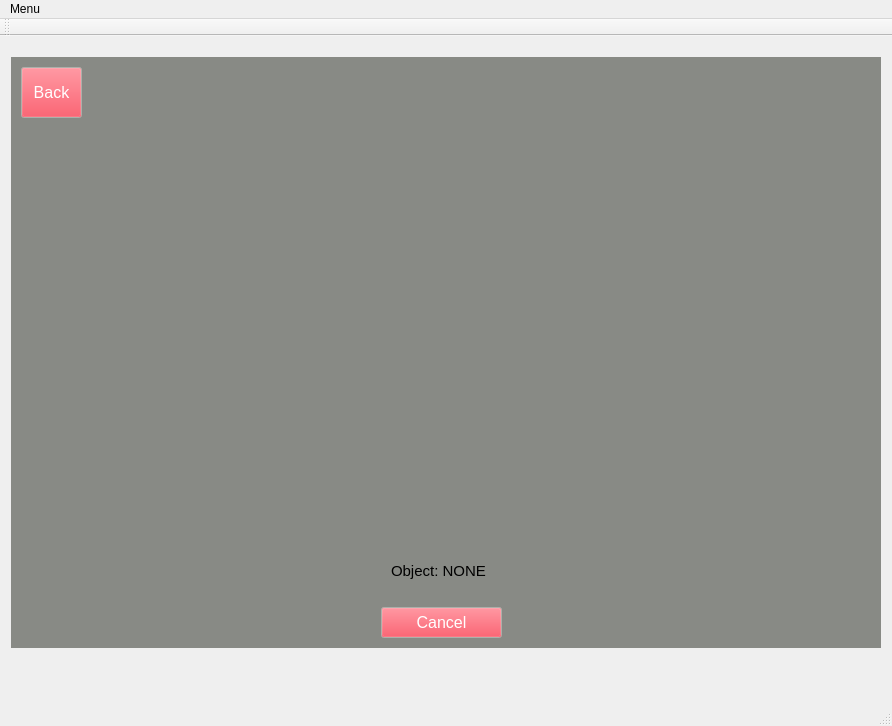
First picture: the form in leddargui/mainwindow.ui, repository SCCapstone/Sense-Able, before the edit.
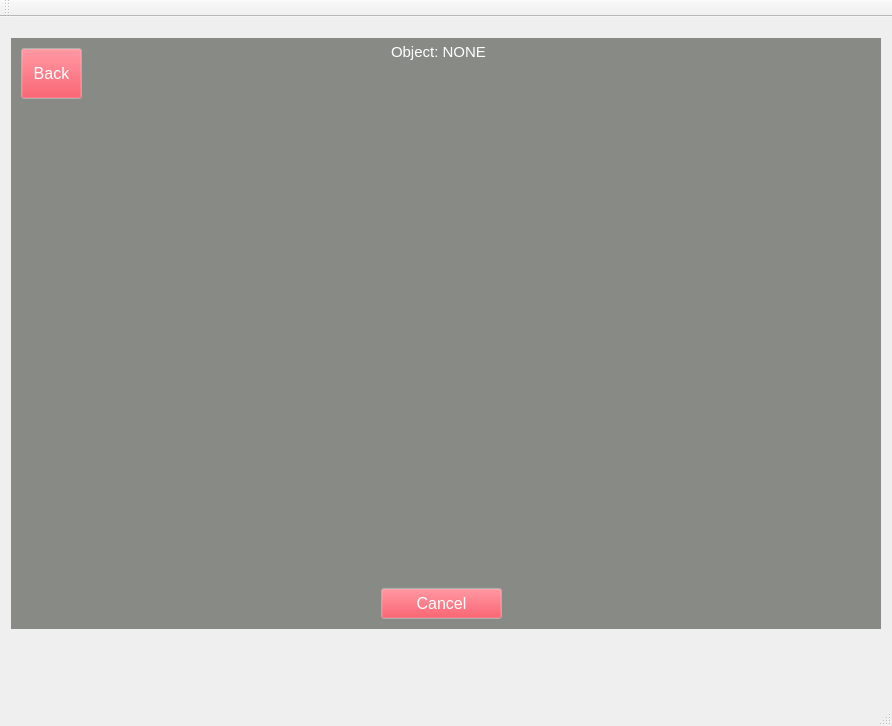
Second picture: the form after the edit. The open tabs and pages were chosen to show the change.

Patch:
```diff
--- a/leddargui/mainwindow.ui
+++ b/leddargui/mainwindow.ui
@@ -162,7 +162,7 @@
           <property name="geometry">
            <rect>
             <x>380</x>
-            <y>510</y>
+            <y>10</y>
             <width>95</width>
             <height>27</height>
            </rect>
@@ -170,6 +170,15 @@
           <property name="palette">
            <palette>
             <active>
+             <colorrole role="WindowText">
+              <brush brushstyle="SolidPattern">
+               <color alpha="255">
+                <red>255</red>
+                <green>255</green>
+                <blue>255</blue>
+               </color>
+              </brush>
+             </colorrole>
              <colorrole role="Base">
               <brush brushstyle="SolidPattern">
                <color alpha="255">
@@ -199,6 +208,15 @@
              </colorrole>
             </active>
             <inactive>
+             <colorrole role="WindowText">
+              <brush brushstyle="SolidPattern">
+               <color alpha="255">
+                <red>255</red>
+                <green>255</green>
+                <blue>255</blue>
+               </color>
+              </brush>
+             </colorrole>
              <colorrole role="Base">
               <brush brushstyle="SolidPattern">
                <color alpha="255">
@@ -228,6 +246,15 @@
              </colorrole>
             </inactive>
             <disabled>
+             <colorrole role="WindowText">
+              <brush brushstyle="SolidPattern">
+               <color alpha="255">
+                <red>190</red>
+                <green>190</green>
+                <blue>190</blue>
+               </color>
+              </brush>
+             </colorrole>
              <colorrole role="Base">
               <brush brushstyle="SolidPattern">
                <color alpha="255">
@@ -4008,23 +4035,6 @@
     </item>
    </layout>
   </widget>
-  <widget class="QMenuBar" name="menuBar">
-   <property name="geometry">
-    <rect>
-     <x>0</x>
-     <y>0</y>
-     <width>892</width>
-     <height>19</height>
-    </rect>
-   </property>
-   <widget class="QMenu" name="menuBack">
-    <property name="title">
-     <string>Menu</string>
-    </property>
-    <addaction name="actionMain_Menu"/>
-   </widget>
-   <addaction name="menuBack"/>
-  </widget>
   <widget class="QToolBar" name="mainToolBar">
    <attribute name="toolBarArea">
     <enum>TopToolBarArea</enum>
```
Left out of the diff: 2 changed lines with no effect on the pictures.
